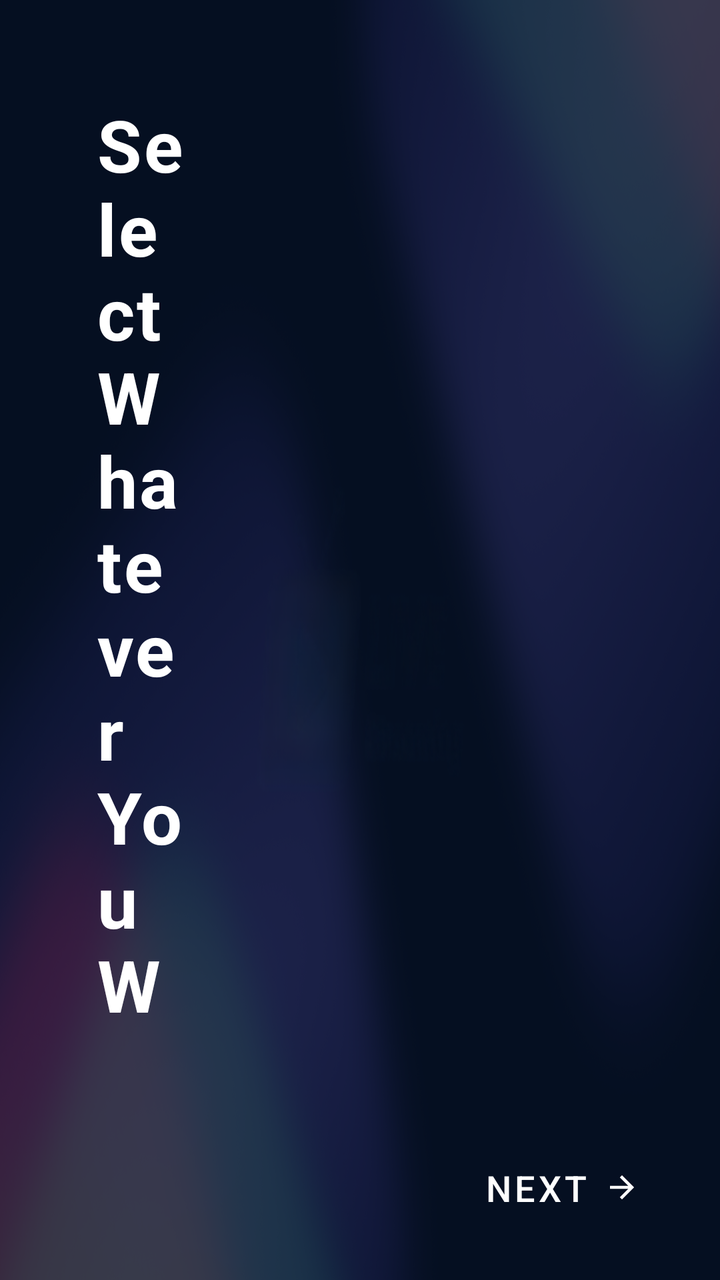
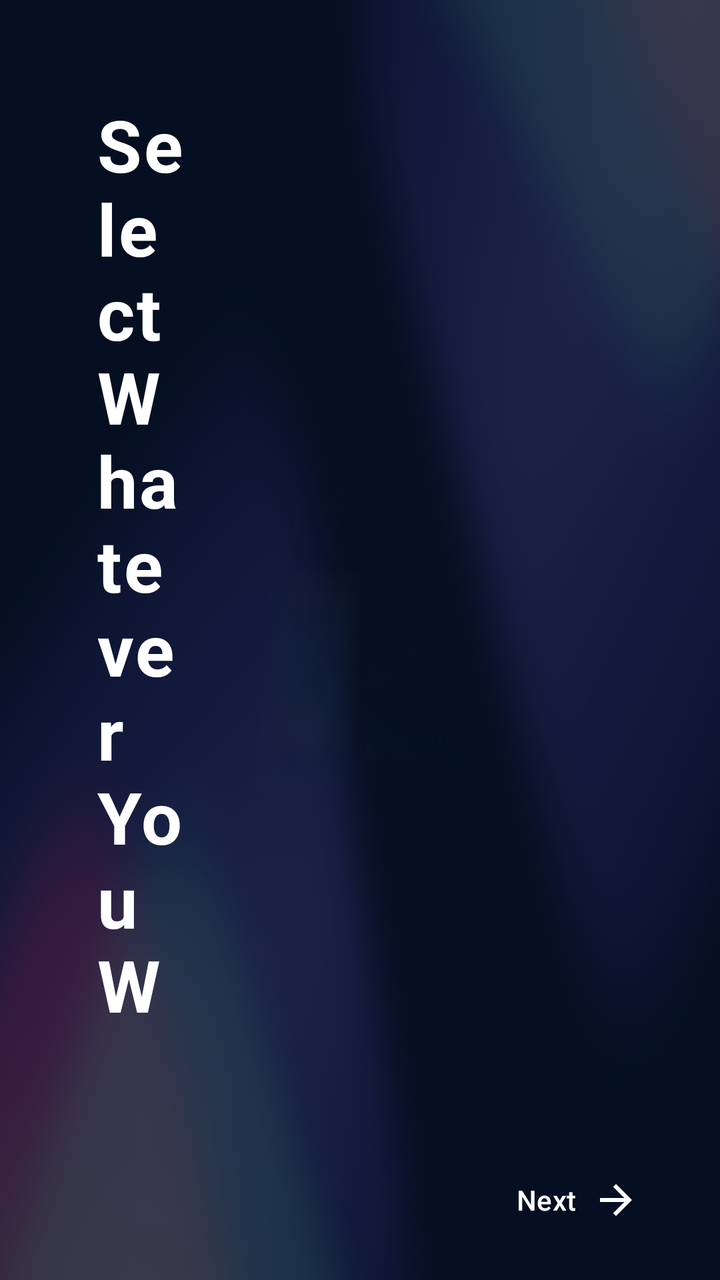

Compare the two renders of this Android layout. The source of the first and the diff that turns it into the second are given below.
<!-- AndroidManifest.xml: application theme Theme.LiveStreamingTV -->
<!-- res/layout/fragment_select_what_you_see.xml -->
<?xml version="1.0" encoding="utf-8"?>
<androidx.constraintlayout.widget.ConstraintLayout xmlns:android="http://schemas.android.com/apk/res/android"
    xmlns:app="http://schemas.android.com/apk/res-auto"
    xmlns:tools="http://schemas.android.com/tools"
    android:layout_width="match_parent"
    android:layout_height="match_parent"
    tools:context=".ui.fragments.common.SelectWhatYouSeeFragment">

    <LinearLayout
        android:id="@+id/layout_main"
        android:layout_width="match_parent"
        android:layout_height="0dp"
        android:orientation="horizontal"
        android:weightSum="2"
        app:layout_constraintBottom_toTopOf="@+id/btn_next"
        app:layout_constraintEnd_toEndOf="parent"
        app:layout_constraintStart_toStartOf="parent"
        app:layout_constraintTop_toTopOf="parent">

        
        <LinearLayout
            android:layout_width="0dp"
            android:layout_height="match_parent"
            android:layout_weight="0.8"
            android:orientation="vertical"
            android:padding="48dp">

            <TextView
                android:id="@+id/tv_title"
                style="@style/HeaderText"
                android:layout_width="wrap_content"
                android:layout_height="wrap_content"
                android:text="Select Whatever\nYou Want \nto See"
                android:textSize="36sp" />

        </LinearLayout>

        
        <LinearLayout
            android:layout_width="0dp"
            android:layout_height="match_parent"
            android:layout_weight="1.2">

            <androidx.recyclerview.widget.RecyclerView
                android:id="@+id/rv_genres"
                android:layout_width="match_parent"
                android:layout_height="match_parent"
                android:clipToPadding="false"
                android:padding="24dp"
                tools:listitem="@layout/item_genre" />

        </LinearLayout>

    </LinearLayout>

    
    <com.google.android.material.button.MaterialButton
        android:id="@+id/btn_next"
        style="@style/Widget.MaterialComponents.Button.OutlinedButton"
        android:layout_width="wrap_content"
        android:layout_height="wrap_content"
        android:layout_margin="16dp"
        android:paddingHorizontal="24dp"
        android:paddingVertical="12dp"
        android:text="Next"
        android:textColor="@color/white"
        android:textSize="18sp"
        android:focusable="true"
        android:clickable="true"
        app:icon="@drawable/ic_arrow_forward"
        app:iconGravity="end"
        app:iconPadding="8dp"
        app:iconTint="@color/white"
        app:strokeColor="@android:color/transparent"
        app:strokeWidth="2dp"
        app:backgroundTint="@android:color/transparent"
        app:rippleColor="@color/white"
        app:layout_constraintBottom_toBottomOf="parent"
        app:layout_constraintEnd_toEndOf="parent" />

</androidx.constraintlayout.widget.ConstraintLayout>
<!-- res/layout/item_genre.xml (included above) -->
<?xml version="1.0" encoding="utf-8"?>
<FrameLayout xmlns:android="http://schemas.android.com/apk/res/android"
    xmlns:app="http://schemas.android.com/apk/res-auto"
    android:layout_width="match_parent"
    android:layout_height="wrap_content"
    android:layout_margin="8dp"
    android:background="@android:color/transparent">

    <androidx.cardview.widget.CardView
        android:id="@+id/card_genre"
        android:layout_width="match_parent"
        android:layout_height="wrap_content"
        android:background="@drawable/card_white_border"
        android:clickable="true"
        android:focusable="true"
        app:cardBackgroundColor="@android:color/transparent"
        app:cardCornerRadius="8dp"
        app:cardElevation="0dp"
        app:useCompatPadding="false">

        <TextView
            android:id="@+id/tv_genre_name"
            android:layout_width="match_parent"
            android:layout_height="match_parent"
            android:gravity="start"
            android:padding="16dp"
            android:text="Action"
            android:textColor="#FFFFFF"
            android:textSize="20sp"
            android:textStyle="bold" />

    </androidx.cardview.widget.CardView>
</FrameLayout>
<!-- resources referenced by this layout -->
<resources>
  <color name="white">#FFFFFF</color>
  <!-- drawable card_white_border (drawable) -->
  <?xml version="1.0" encoding="utf-8"?>
  <shape xmlns:android="http://schemas.android.com/apk/res/android"
      android:shape="rectangle">
  
      <solid android:color="@android:color/transparent"/>
      <stroke
          android:width="2dp"
          android:color="#FFFFFF"/>
      <corners android:radius="8dp"/>
  </shape>
  <!-- drawable ic_arrow_forward (drawable) -->
  <vector xmlns:android="http://schemas.android.com/apk/res/android" android:autoMirrored="true" android:height="24dp" android:tint="#FFFFFF" android:viewportHeight="960" android:viewportWidth="960" android:width="24dp">
        
      <path android:fillColor="@android:color/white" android:pathData="M647,520L160,520L160,440L647,440L423,216L480,160L800,480L480,800L423,744L647,520Z"/>
      
  </vector>
  <style name="HeaderText">
          <item name="android:textSize">42sp</item>
          <item name="android:textColor">@color/white</item>
          <item name="android:textStyle">bold</item>
          <item name="android:letterSpacing">0.03</item>
      </style>
  <style name="Theme.LiveStreamingTV" parent="Theme.Material3.DayNight.NoActionBar">
          
          
          <item name="android:windowBackground">@drawable/background_tv</item>
      </style>
  <!-- drawable background_tv: png bitmap (drawable, 769512 bytes) -->
</resources>

<!-- the commit's change to res/layout/fragment_select_what_you_see.xml (unified diff, before → after) -->
@@ -25,7 +25,7 @@
             android:orientation="vertical"
             android:padding="48dp">
 
-            <TextView
+            <com.google.android.material.textview.MaterialTextView
                 android:id="@+id/tv_title"
                 style="@style/HeaderText"
                 android:layout_width="wrap_content"
@@ -56,25 +56,13 @@
     
     <com.google.android.material.button.MaterialButton
         android:id="@+id/btn_next"
-        style="@style/Widget.MaterialComponents.Button.OutlinedButton"
+        style="@style/TransparentNextButton"
         android:layout_width="wrap_content"
         android:layout_height="wrap_content"
         android:layout_margin="16dp"
-        android:paddingHorizontal="24dp"
-        android:paddingVertical="12dp"
+        android:drawableEnd="@drawable/ic_arrow_forward"
+        android:drawablePadding="8dp"
         android:text="Next"
-        android:textColor="@color/white"
-        android:textSize="18sp"
-        android:focusable="true"
-        android:clickable="true"
-        app:icon="@drawable/ic_arrow_forward"
-        app:iconGravity="end"
-        app:iconPadding="8dp"
-        app:iconTint="@color/white"
-        app:strokeColor="@android:color/transparent"
-        app:strokeWidth="2dp"
-        app:backgroundTint="@android:color/transparent"
-        app:rippleColor="@color/white"
         app:layout_constraintBottom_toBottomOf="parent"
         app:layout_constraintEnd_toEndOf="parent" />
 
@@ -100,7 +88,7 @@
         app:cardElevation="0dp"
         app:useCompatPadding="false">
 
-        <TextView
+        <com.google.android.material.textview.MaterialTextView
             android:id="@+id/tv_genre_name"
             android:layout_width="match_parent"
             android:layout_height="match_parent"
<!-- resource entries referenced after the edit -->
@@ -6,17 +6,25 @@
   <shape xmlns:android="http://schemas.android.com/apk/res/android"
       android:shape="rectangle">
   
-      <solid android:color="@android:color/transparent"/>
+      <solid android:color="@android:color/transparent" />
       <stroke
           android:width="2dp"
-          android:color="#FFFFFF"/>
-      <corners android:radius="8dp"/>
+          android:color="#FFFFFF" />
+      <corners android:radius="8dp" />
   </shape>
   <!-- drawable ic_arrow_forward (drawable) -->
-  <vector xmlns:android="http://schemas.android.com/apk/res/android" android:autoMirrored="true" android:height="24dp" android:tint="#FFFFFF" android:viewportHeight="960" android:viewportWidth="960" android:width="24dp">
-        
-      <path android:fillColor="@android:color/white" android:pathData="M647,520L160,520L160,440L647,440L423,216L480,160L800,480L480,800L423,744L647,520Z"/>
-      
+  <vector xmlns:android="http://schemas.android.com/apk/res/android"
+      android:width="24dp"
+      android:height="24dp"
+      android:autoMirrored="true"
+      android:tint="#FFFFFF"
+      android:viewportWidth="960"
+      android:viewportHeight="960">
+  
+      <path
+          android:fillColor="@android:color/white"
+          android:pathData="M647,520L160,520L160,440L647,440L423,216L480,160L800,480L480,800L423,744L647,520Z" />
+  
   </vector>
   <style name="HeaderText">
           <item name="android:textSize">42sp</item>
@@ -24,10 +32,13 @@
           <item name="android:textStyle">bold</item>
           <item name="android:letterSpacing">0.03</item>
       </style>
+  <style name="TransparentNextButton">
+          <item name="android:background">@android:color/transparent</item>
+      </style>
   <style name="Theme.LiveStreamingTV" parent="Theme.Material3.DayNight.NoActionBar">
           
-          
           <item name="android:windowBackground">@drawable/background_tv</item>
+  
       </style>
   <!-- drawable background_tv: png bitmap (drawable, 769512 bytes) -->
 </resources>
